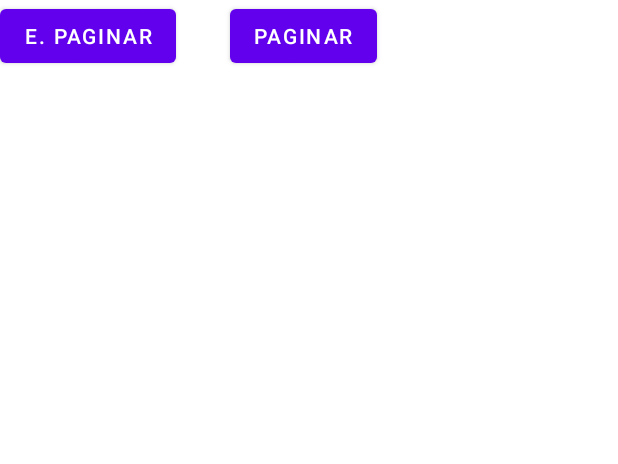
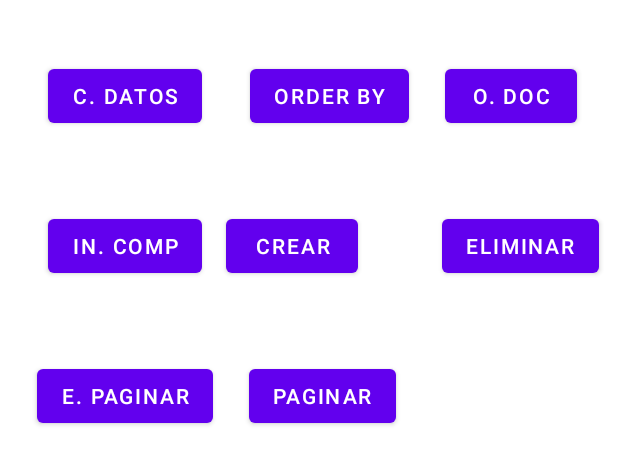
Before and after one commit to 2023-a-moviles-computacion/armendariz-bastidas-andres-eduardo-mov-comp, an Android app: the layout activity_ifirestore.xml on its own in the app's theme, with its tools: preview values and no code run, on a phone screen of 412 x 824 dp. Shown: the top 464 px of the screen. Run offline under Robolectric (Android 15) with nearby library versions, the phone set to English and light mode, and no system bars.

Commit message:
Toques finales
Se concluye lo visto de la asignatura

```diff
--- a/01 - Android/app/src/main/AndroidManifest.xml
+++ b/01 - Android/app/src/main/AndroidManifest.xml
@@ -17,7 +17,7 @@
         android:theme="@style/Theme.MovilesComputacion2023A"
         tools:targetApi="31">
         <activity
-            android:name=".Ifirestore"
+            android:name=".IFirestore"
             android:exported="false" />
         <activity
             android:name=".HFirebaseUIAuth"
--- a/01 - Android/app/src/main/java/com/example/movilescomputacion2023a/CIntentExplicitoParametros.kt
+++ b/01 - Android/app/src/main/java/com/example/movilescomputacion2023a/CIntentExplicitoParametros.kt
@@ -12,6 +12,12 @@ class CIntentExplicitoParametros : AppCompatActivity() {
         val nombre = intent.getStringExtra("nombre")
         val apellido = intent.getStringExtra("apellido")
         val edad = intent.getIntExtra("edad", 0)
+        val entrenador = intent.getParcelableExtra<BEntrenador>(
+            "entrenador"
+        )
+        // entrenador.id
+        // entrenador.nombre
+        // entrenador.descripcion
 
         val boton = findViewById<Button>(R.id.btn_devolver_respuesta)
         boton
--- a/01 - Android/app/src/main/res/layout/activity_ifirestore.xml
+++ b/01 - Android/app/src/main/res/layout/activity_ifirestore.xml
@@ -4,67 +4,77 @@
     xmlns:tools="http://schemas.android.com/tools"
     android:layout_width="match_parent"
     android:layout_height="match_parent"
-    tools:context=".Ifirestore">
+    tools:context=".IFirestore">
 
     <Button
         android:id="@+id/btn_fs_datos_prueba"
         android:layout_width="wrap_content"
         android:layout_height="wrap_content"
-        android:layout_marginBottom="32dp"
-        android:text="c. datos"
-        app:layout_constraintBottom_toTopOf="@+id/btn_fs_ind_comp"
-        app:layout_constraintEnd_toEndOf="@+id/btn_fs_ind_comp"
-        app:layout_constraintHorizontal_bias="0.0"
-        app:layout_constraintStart_toStartOf="@+id/btn_fs_ind_comp" />
+        android:layout_marginStart="32dp"
+        android:layout_marginTop="40dp"
+        android:text="C. Datos"
+        app:layout_constraintStart_toStartOf="parent"
+        app:layout_constraintTop_toTopOf="parent" />
 
     <Button
         android:id="@+id/btn_fs_order_by"
         android:layout_width="wrap_content"
         android:layout_height="wrap_content"
-        android:layout_marginBottom="32dp"
-        android:text="order by"
-        app:layout_constraintBottom_toTopOf="@+id/btn_fs_crear"
-        app:layout_constraintEnd_toEndOf="@+id/btn_fs_crear"
-        app:layout_constraintHorizontal_bias="0.473"
-        app:layout_constraintStart_toStartOf="@+id/btn_fs_crear" />
+        android:layout_marginStart="32dp"
+        android:text="Order by"
+        app:layout_constraintBottom_toBottomOf="@+id/btn_fs_datos_prueba"
+        app:layout_constraintStart_toEndOf="@+id/btn_fs_datos_prueba"
+        app:layout_constraintTop_toTopOf="@+id/btn_fs_datos_prueba"
+        app:layout_constraintVertical_bias="1.0" />
 
     <Button
         android:id="@+id/btn_fs_odoc"
         android:layout_width="wrap_content"
         android:layout_height="wrap_content"
-        android:layout_marginBottom="32dp"
-        android:text="o. doc"
-        app:layout_constraintBottom_toTopOf="@+id/btn_fs_eliminar"
-        app:layout_constraintEnd_toEndOf="@+id/btn_fs_eliminar"
-        app:layout_constraintHorizontal_bias="0.388"
-        app:layout_constraintStart_toStartOf="@+id/btn_fs_eliminar" />
+        android:layout_marginStart="24dp"
+        android:text="O. Doc"
+        app:layout_constraintBottom_toBottomOf="@+id/btn_fs_order_by"
+        app:layout_constraintStart_toEndOf="@+id/btn_fs_order_by"
+        app:layout_constraintTop_toTopOf="@+id/btn_fs_order_by" />
 
     <Button
         android:id="@+id/btn_fs_ind_comp"
         android:layout_width="wrap_content"
         android:layout_height="wrap_content"
-        android:layout_marginBottom="32dp"
-        android:text="in. comp"
-        app:layout_constraintBottom_toTopOf="@+id/btn_fs_epaginar"
-        app:layout_constraintEnd_toEndOf="@+id/btn_fs_epaginar"
-        app:layout_constraintStart_toStartOf="@+id/btn_fs_epaginar" />
+        android:layout_marginTop="52dp"
+        android:text="In. Comp"
+        app:layout_constraintEnd_toEndOf="@+id/btn_fs_datos_prueba"
+        app:layout_constraintHorizontal_bias="0.0"
+        app:layout_constraintStart_toStartOf="@+id/btn_fs_datos_prueba"
+        app:layout_constraintTop_toBottomOf="@+id/btn_fs_datos_prueba" />
 
     <Button
         android:id="@+id/btn_fs_crear"
         android:layout_width="wrap_content"
         android:layout_height="wrap_content"
-        android:text="crear"
-        app:layout_constraintBottom_toTopOf="@+id/btn_fs_paginar"
+        android:layout_marginStart="16dp"
+        android:text="Crear"
+        app:layout_constraintBottom_toBottomOf="@+id/btn_fs_ind_comp"
+        app:layout_constraintStart_toEndOf="@+id/btn_fs_ind_comp"
         app:layout_constraintTop_toTopOf="@+id/btn_fs_ind_comp"
-        app:layout_constraintVertical_bias="0.0"
-        tools:layout_editor_absoluteX="168dp" />
+        app:layout_constraintVertical_bias="0.0" />
+
+    <ListView
+        android:id="@+id/lv_firestore"
+        android:layout_width="228dp"
+        android:layout_height="237dp"
+        android:layout_marginTop="228dp"
+        app:layout_constraintEnd_toEndOf="@+id/btn_fs_odoc"
+        app:layout_constraintHorizontal_bias="0.468"
+        app:layout_constraintStart_toStartOf="@+id/btn_fs_datos_prueba"
+        app:layout_constraintTop_toBottomOf="@+id/btn_fs_order_by" />
 
     <Button
         android:id="@+id/btn_fs_eliminar"
         android:layout_width="wrap_content"
         android:layout_height="wrap_content"
-        android:layout_marginStart="28dp"
-        android:text="eliminar"
+        android:layout_marginStart="56dp"
+        android:text="Eliminar"
         app:layout_constraintBottom_toBottomOf="@+id/btn_fs_crear"
         app:layout_constraintStart_toEndOf="@+id/btn_fs_crear"
         app:layout_constraintTop_toTopOf="@+id/btn_fs_crear"
@@ -74,28 +84,23 @@
         android:id="@+id/btn_fs_epaginar"
         android:layout_width="wrap_content"
         android:layout_height="wrap_content"
-        android:text="e. paginar"
-        tools:layout_editor_absoluteX="31dp"
-        tools:layout_editor_absoluteY="207dp" />
+        android:layout_marginTop="52dp"
+        android:text="E. paginar"
+        app:layout_constraintEnd_toEndOf="@+id/btn_fs_ind_comp"
+        app:layout_constraintStart_toStartOf="@+id/btn_fs_ind_comp"
+        app:layout_constraintTop_toBottomOf="@+id/btn_fs_ind_comp" />
 
     <Button
         android:id="@+id/btn_fs_paginar"
         android:layout_width="wrap_content"
         android:layout_height="wrap_content"
-        android:layout_marginStart="36dp"
-        android:text="paginar"
+        android:layout_marginStart="24dp"
+        android:text="Paginar"
+        android:visibility="visible"
         app:layout_constraintBottom_toBottomOf="@+id/btn_fs_epaginar"
         app:layout_constraintStart_toEndOf="@+id/btn_fs_epaginar"
         app:layout_constraintTop_toTopOf="@+id/btn_fs_epaginar"
         app:layout_constraintVertical_bias="0.0" />
 
-    <ListView
-        android:id="@+id/lv_firestore"
-        android:layout_width="269dp"
-        android:layout_height="365dp"
-        android:layout_marginTop="204dp"
-        app:layout_constraintEnd_toEndOf="@+id/btn_fs_odoc"
-        app:layout_constraintHorizontal_bias="0.45"
-        app:layout_constraintStart_toStartOf="@+id/btn_fs_datos_prueba"
-        app:layout_constraintTop_toBottomOf="@+id/btn_fs_order_by" />
+
 </androidx.constraintlayout.widget.ConstraintLayout>
```
Also changed, not shown: 01 - Android/app/src/main/java/com/example/movilescomputacion2023a/BEntrenador.kt (+31 -1 lines), 01 - Android/app/src/main/java/com/example/movilescomputacion2023a/ICities.kt (added, +14 -0 lines), 01 - Android/app/src/main/java/com/example/movilescomputacion2023a/Ifirestore.kt (+340 -1 lines), 01 - Android/app/src/main/java/com/example/movilescomputacion2023a/MainActivity.kt (+6 -2 lines), 01 - Android/app/src/main/res/layout/activity_main.xml (+4 -4 lines).
